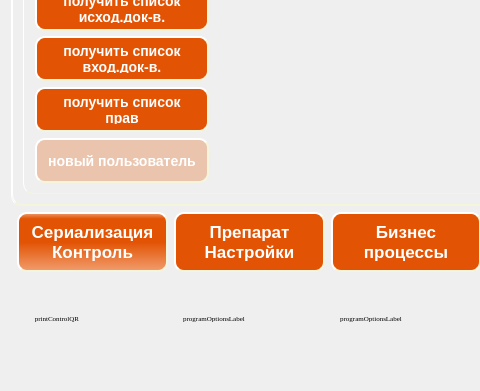
Qt form mainwindow.ui (andreyshmelev/drug_marking) before a commit; both pictures show x 0 to 480 and y 409 to 800 of the 1400 by 800 pixel window.
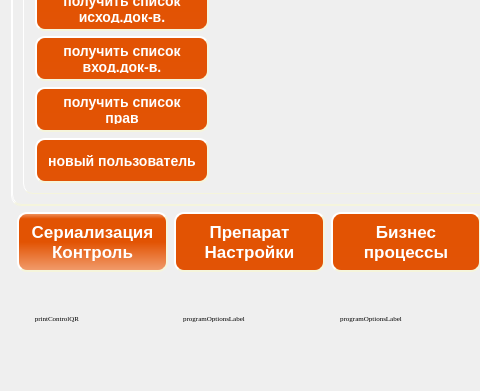
The same form after that commit. The open tabs and pages were chosen to show the change. Icons and pictures are not drawn. Custom widgets are drawn as their Qt base class.

Commit message: Подчикали интерфейс для фото и добавляем резидента для АПИ

Patch:
```diff
--- a/mainwindow.ui
+++ b/mainwindow.ui
@@ -5307,7 +5307,7 @@
                <item row="6" column="0">
                 <widget class="QPushButton" name="sendFileApiButton_2">
                  <property name="enabled">
-                  <bool>false</bool>
+                  <bool>true</bool>
                  </property>
                  <property name="sizePolicy">
                   <sizepolicy hsizetype="Minimum" vsizetype="Expanding">
```
Left out of the diff: 2 changed lines with no effect on the pictures. The commit also changes 3 other files.
